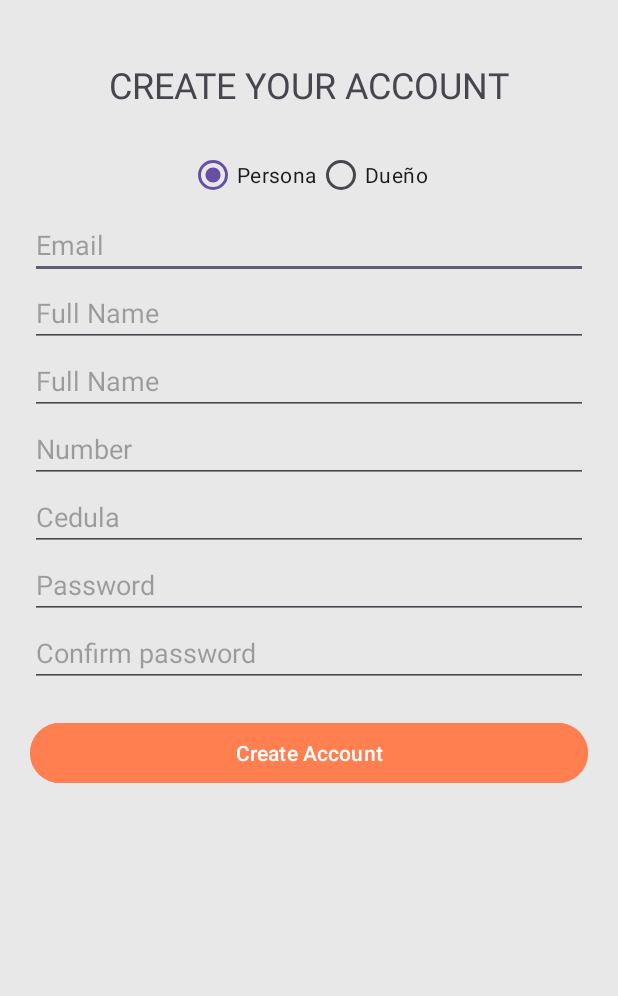
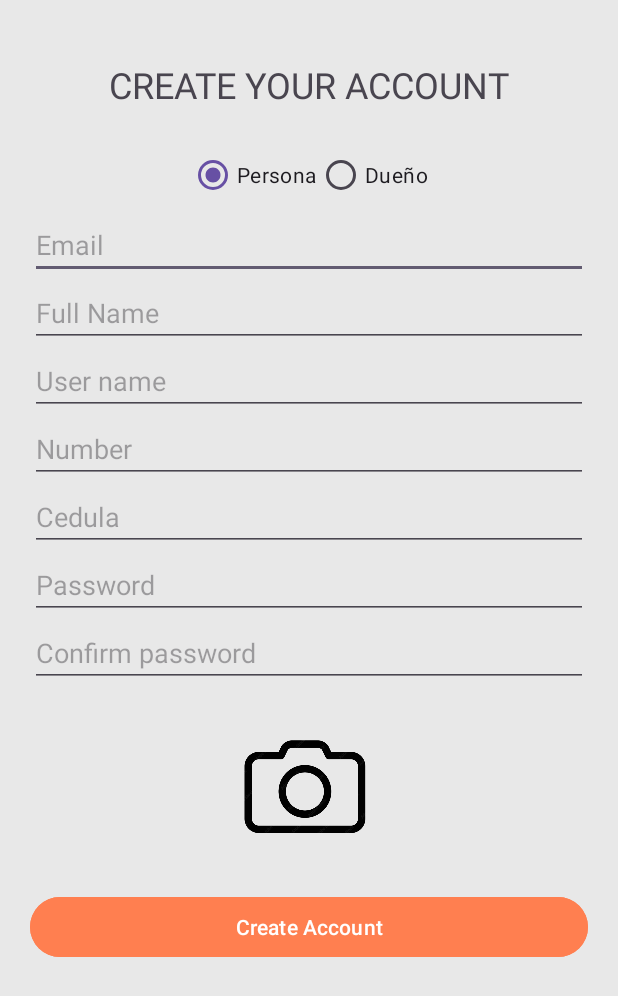
Before and after one commit to Intro-CompuMovil/SpotVibe, an Android app: the screen it shows after launch (CrearCuenta), after a tap on "Don't have an account? Create an account", on a phone screen of 412 x 824 dp. Shown: the top 996 px of the screen. Run offline under Robolectric (Android 15) with nearby library versions, the phone set to English and light mode, and no system bars.

Commit message:
Camara crear cuenta

```diff
--- a/app/src/main/AndroidManifest.xml
+++ b/app/src/main/AndroidManifest.xml
@@ -1,6 +1,8 @@
 <?xml version="1.0" encoding="utf-8"?>
 <manifest xmlns:android="http://schemas.android.com/apk/res/android"
     xmlns:tools="http://schemas.android.com/tools">
+    <uses-permission android:name="android.permission.CAMERA"/>
+    <uses-feature android:name="android.hardware.camera" android:required="true"/>
 
     <application
         android:allowBackup="true"
--- a/app/src/main/java/com/example/spotvibe/CrearCuenta.kt
+++ b/app/src/main/java/com/example/spotvibe/CrearCuenta.kt
@@ -1,18 +1,68 @@
 package com.example.spotvibe
 
+import android.content.ActivityNotFoundException
 import android.content.Intent
+import android.graphics.Bitmap
 import androidx.appcompat.app.AppCompatActivity
 import android.os.Bundle
+import android.provider.MediaStore
 import android.widget.Button
+import android.widget.ImageView
+import android.widget.Toast
+import android.Manifest
+import android.content.pm.PackageManager
+import androidx.core.app.ActivityCompat
+import androidx.core.content.ContextCompat
 
 class CrearCuenta : AppCompatActivity() {
+    private lateinit var takePictureImageView: ImageView
+
     override fun onCreate(savedInstanceState: Bundle?) {
         super.onCreate(savedInstanceState)
         setContentView(R.layout.activity_crear_cuenta)
-        val intent= Intent(this, MainActivity::class.java)
-        val imageButton=findViewById<Button>(R.id.createAccountButton)
-        imageButton.setOnClickListener{
-            startActivity(intent)
+
+        takePictureImageView = findViewById<ImageView>(R.id.imageViewPhoto)
+
+        // Verifica si los permisos de cámara ya fueron concedidos
+        if (ContextCompat.checkSelfPermission(this, Manifest.permission.CAMERA)
+            != PackageManager.PERMISSION_GRANTED) {
+            // Si no se concedieron, solicita los permisos
+            ActivityCompat.requestPermissions(this, arrayOf(Manifest.permission.CAMERA), REQUEST_CAMERA_PERMISSION)
+        } else {
+            // Permiso concedido, configura el listener para el ImageView
+            setupImageView()
         }
     }
+
+    private fun setupImageView() {
+        takePictureImageView.setOnClickListener {
+            val takePictureIntent = Intent(MediaStore.ACTION_IMAGE_CAPTURE)
+            try {
+                startActivityForResult(takePictureIntent, REQUEST_IMAGE_CAPTURE)
+            } catch (e: ActivityNotFoundException) {
+                Toast.makeText(this, "Camera app not available", Toast.LENGTH_SHORT).show()
+            }
+        }
+    }
+
+    override fun onRequestPermissionsResult(requestCode: Int, permissions: Array<String>, grantResults: IntArray) {
+        when (requestCode) {
+            REQUEST_CAMERA_PERMISSION -> {
+                if ((grantResults.isNotEmpty() && grantResults[0] == PackageManager.PERMISSION_GRANTED)) {
+                    // Permiso concedido, configura el listener para el ImageView
+                    setupImageView()
+                } else {
+                    // Permiso denegado, maneja la negación de forma adecuada
+                    Toast.makeText(this, "Camera permission is required", Toast.LENGTH_SHORT).show()
+                }
+                return
+            }
+            // Puedes añadir más casos si es que solicitas más permisos.
+        }
+    }
+
+    companion object {
+        const val REQUEST_IMAGE_CAPTURE = 1
+        const val REQUEST_CAMERA_PERMISSION = 2
+    }
 }
--- a/app/src/main/java/com/example/spotvibe/MainActivity.kt
+++ b/app/src/main/java/com/example/spotvibe/MainActivity.kt
@@ -13,6 +13,7 @@ class MainActivity : AppCompatActivity() {
         setContentView(R.layout.activity_main)
         val intent= Intent(this, Home::class.java)
         val intent2= Intent(this, CrearCuenta::class.java)
+        val intent3=Intent(this, ForgotPassword::class.java)
         val imageButton=findViewById<Button>(R.id.button_login)
         imageButton.setOnClickListener{
             startActivity(intent)
@@ -21,5 +22,9 @@ class MainActivity : AppCompatActivity() {
         linkCreate.setOnClickListener {
             startActivity(intent2)
         }
+        val linkforgot=findViewById<TextView>(R.id.textview_forgot_password)
+        linkforgot.setOnClickListener {
+            startActivity(intent3)
+        }
     }
 }
--- a/app/src/main/res/layout/activity_crear_cuenta.xml
+++ b/app/src/main/res/layout/activity_crear_cuenta.xml
@@ -59,7 +59,7 @@
         android:id="@+id/usernameEditText"
         android:layout_width="match_parent"
         android:layout_height="wrap_content"
-        android:hint="Full Name"
+        android:hint="User name"
         android:layout_below="@id/fullnameEditText"
         android:inputType="text" />
     <EditText
@@ -91,6 +91,20 @@
         android:layout_below="@id/passwordEditText"
         android:inputType="textPassword" />
 
+    <ImageView
+        android:id="@+id/imageViewPhoto"
+        android:layout_width="100dp"
+        android:layout_height="100dp"
+        android:layout_below="@id/cpasswordEditText"
+        android:src="@drawable/ic_camera"
+        android:scaleType="centerCrop"
+        android:layout_centerInParent="true"
+        android:padding="16dp"
+        android:background="?attr/selectableItemBackground"
+        android:clickable="true"
+        android:focusable="true"
+        android:layout_marginTop="16dp"
+        android:contentDescription="Toma una foto" />
 
     <Button
         android:id="@+id/createAccountButton"
@@ -98,7 +112,7 @@
         android:layout_height="wrap_content"
         android:text="Create Account"
         android:layout_marginTop="20dp"
-        android:layout_below="@id/cpasswordEditText"
+        android:layout_below="@id/imageViewPhoto"
         android:backgroundTint="@color/naranja" />
 
 </RelativeLayout>
```
Also changed, not shown: app/src/main/res/drawable/ic_camera.png (added).
